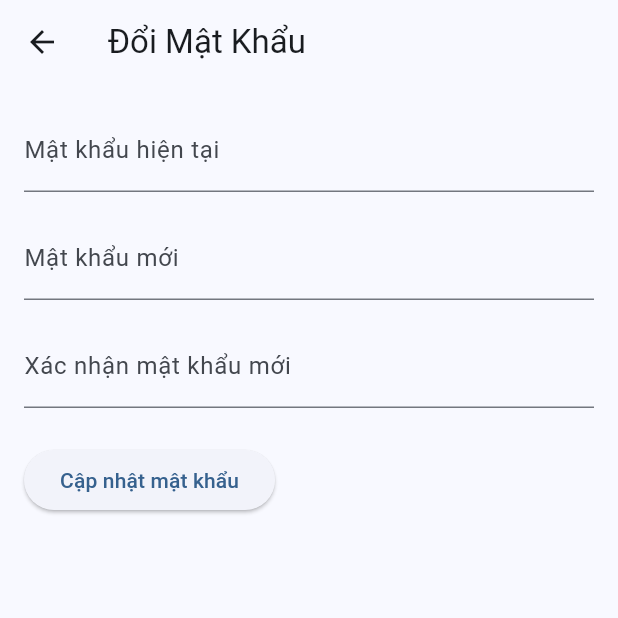
After one commit to NQPhong123/mangadive, a Flutter app: the AccountScreen screen opened by its route, after a tap on "Đổi mật khẩu", on a phone screen of 412 x 824 dp, the top half of it. The commit adds this screen. Run offline on Flutter 3.47's test engine with Material 3 defaults, Android fonts, the phone set to English and light mode, and no system bars; our stand-ins replace cached_network_image, cloud_firestore, firebase_auth, firebase_core, google_sign_in, shared_preferences; missing offline and left inert: firebase_app_check, flutter_facebook_auth; accounts and stored records are empty.

Commit message:
change password

```diff
--- /dev/null
+++ b/lib/view/screens/user/pages/change_password.dart
@@ -0,0 +1,134 @@
+import 'package:flutter/material.dart';
+import 'package:mangadive/services/auth_service.dart'; // Giả sử đây là đường dẫn tới AuthService
+
+class ChangePasswordScreen extends StatefulWidget {
+  @override
+  _ChangePasswordScreenState createState() => _ChangePasswordScreenState();
+}
+
+class _ChangePasswordScreenState extends State<ChangePasswordScreen> {
+  final _currentPasswordController = TextEditingController();
+  final _newPasswordController = TextEditingController();
+  final _confirmPasswordController = TextEditingController();
+  final _authService = AuthService();
+  String _errorMessage = '';
+  bool _isLoading = false;
+
+  Future<void> _changePassword() async {
+    setState(() {
+      _errorMessage = '';
+      _isLoading = true;
+    });
+
+    final currentPassword = _currentPasswordController.text.trim();
+    final newPassword = _newPasswordController.text.trim();
+    final confirmPassword = _confirmPasswordController.text.trim();
+
+    // Kiểm tra đầu vào
+    if (currentPassword.isEmpty ||
+        newPassword.isEmpty ||
+        confirmPassword.isEmpty) {
+      setState(() {
+        _errorMessage = 'Vui lòng điền đầy đủ thông tin.';
+        _isLoading = false;
+      });
+      return;
+    }
+
+    if (newPassword != confirmPassword) {
+      setState(() {
+        _errorMessage = 'Mật khẩu mới và xác nhận mật khẩu không khớp.';
+        _isLoading = false;
+      });
+      return;
+    }
+
+    if (newPassword.length < 6) {
+      setState(() {
+        _errorMessage = 'Mật khẩu mới phải có ít nhất 6 ký tự.';
+        _isLoading = false;
+      });
+      return;
+    }
+
+    try {
+      await _authService.changePassword(currentPassword, newPassword);
+      ScaffoldMessenger.of(context).showSnackBar(
+        const SnackBar(content: const Text('Đổi mật khẩu thành công!')),
+      );
+      Navigator.pop(context); // Quay lại màn hình trước
+    } catch (e) {
+      setState(() {
+        _errorMessage = 'Lỗi: ${e.toString().replaceAll('Exception: ', '')}';
+      });
+    } finally {
+      setState(() {
+        _isLoading = false;
+      });
+    }
+  }
+
+  @override
+  void dispose() {
+    _currentPasswordController.dispose();
+    _newPasswordController.dispose();
+    _confirmPasswordController.dispose();
+    super.dispose();
+  }
+
+  @override
+  Widget build(BuildContext context) {
+    return Scaffold(
+      appBar: AppBar(
+        title: const Text('Đổi Mật Khẩu'),
+      ),
+      body: Padding(
+        padding: const EdgeInsets.all(16.0),
+        child: Column(
+          crossAxisAlignment: CrossAxisAlignment.start,
+          children: [
+            TextField(
+              controller: _currentPasswordController,
+              decoration: InputDecoration(
+                labelText: 'Mật khẩu hiện tại',
+                errorText: _errorMessage.isNotEmpty ? _errorMessage : null,
+              ),
+              obscureText: true,
+            ),
+            const SizedBox(height: 16),
+            TextField(
+              controller: _newPasswordController,
+              decoration: const InputDecoration(
+                labelText: 'Mật khẩu mới',
+              ),
+              obscureText: true,
+            ),
+            const SizedBox(height: 16),
+            TextField(
+              controller: _confirmPasswordController,
+              decoration: const InputDecoration(
+                labelText: 'Xác nhận mật khẩu mới',
+              ),
+              obscureText: true,
+            ),
+            const SizedBox(height: 24),
+            _isLoading
+                ? const Center(child: CircularProgressIndicator())
+                : ElevatedButton(
+                    onPressed: _changePassword,
+                    child: const Text('Cập nhật mật khẩu'),
+                  ),
+            if (_errorMessage.isNotEmpty)
+              Padding(
+                padding: const EdgeInsets.only(top: 16.0),
+                child: Text(
+                  _errorMessage,
+                  style: const TextStyle(color: Colors.red),
+                ),
+              ),
+          ],
+        ),
+      ),
+    );
+  }
+}
```
Also changed, not shown: lib/services/auth_service.dart (+26 -0 lines), lib/view/screens/user/pages/account/account_screen.dart (+29 -25 lines), lib/view/screens/user/pages/account/edit_profile.dart (+42 -50 lines).
